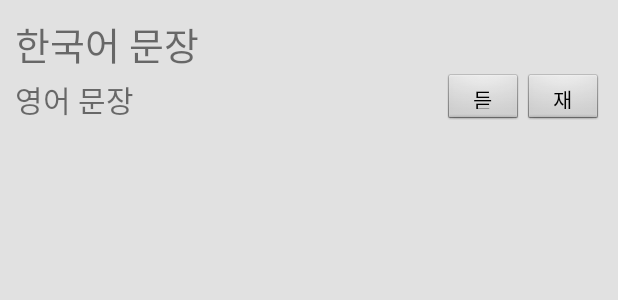
After one commit to Will-you-graduate-with-me/KorConversationApp, an Android app: the layout list_item_scrap.xml on its own in the app's theme, with its tools: preview values and no code run, on a phone screen of 412 x 824 dp. The commit adds this screen. Shown: the top 300 px of the screen. Run offline under Robolectric (Android 15) with nearby library versions, the phone set to English and light mode, and no system bars.

Commit message:
scrap, header, piechart

```diff
--- a/app/build.gradle
+++ b/app/build.gradle
@@ -17,7 +17,9 @@ android {
         }
     }
 }
-
+repositories{
+    maven {url "https://jitpack.io"}
+}
 dependencies {
     implementation fileTree(dir: 'libs', include: ['*.jar'])
     implementation 'com.android.support:design:27.1.1'
@@ -28,4 +30,5 @@ dependencies {
     androidTestImplementation 'com.android.support.test.espresso:espresso-core:3.0.2'
     implementation 'com.android.support:recyclerview-v7:28.0.0'
     implementation 'com.android.support:cardview-v7:28.0.0'
+    implementation 'com.github.PhilJay:MpAndroidChart:v3.0.2'
 }
--- /dev/null
+++ b/app/src/main/res/layout/list_item_scrap.xml
@@ -0,0 +1,48 @@
+<?xml version="1.0" encoding="utf-8"?>
+<RelativeLayout
+    xmlns:android="http://schemas.android.com/apk/res/android" android:layout_width="match_parent"
+    android:layout_height="match_parent"
+    android:orientation="vertical"
+    android:padding="10dp"
+    android:background="#e1e1e1">
+
+    <TextView
+        android:layout_width="match_parent"
+        android:layout_height="wrap_content"
+        android:text="한국어 문장"
+        android:textSize="25sp"
+        android:id="@+id/sentence_kor" />
+
+    <LinearLayout
+        android:layout_width="match_parent"
+        android:layout_height="wrap_content"
+        android:layout_below="@+id/sentence_kor">
+
+        <TextView
+            android:id="@+id/sentence_eng"
+            android:layout_width="250dp"
+            android:layout_height="wrap_content"
+            android:layout_weight="2"
+            android:text="영어 문장"
+            android:textSize="20sp"
+            android:layout_gravity="center" />
+
+        <Button
+            android:id="@+id/btn_listen"
+            android:layout_width="35dp"
+            android:layout_height="35dp"
+            android:layout_weight="1"
+            android:text="듣" />
+
+        <Button
+            android:id="@+id/btn_play"
+            android:layout_width="35dp"
+            android:layout_height="35dp"
+            android:layout_weight="1"
+            android:text="재" />
+
+
+    </LinearLayout>
+
+
+</RelativeLayout>
--- a/build.gradle
+++ b/build.gradle
@@ -9,10 +9,10 @@ buildscript {
     dependencies {
         classpath 'com.android.tools.build:gradle:3.2.0'
 
-
         // NOTE: Do not place your application dependencies here; they belong
         // in the individual module build.gradle files
     }
+
 }
 
 allprojects {
```
Also changed, not shown: app/src/main/java/com/cookandroid/korconversationapp/RecyclerScrapAdapter.java (added, +58 -0 lines), app/src/main/java/com/cookandroid/korconversationapp/RecyclerViewDataAdapter.java (+48 -14 lines), app/src/main/java/com/cookandroid/korconversationapp/ScrapDecoration.java (added, +25 -0 lines), app/src/main/java/com/cookandroid/korconversationapp/ScrapModel.java (added, +27 -0 lines), app/src/main/java/com/cookandroid/korconversationapp/drive2Fragment.java (+34 -1 lines), app/src/main/java/com/cookandroid/korconversationapp/drive3Fragment.java (+49 -1 lines), app/src/main/res/layout/drive_analysis.xml (+11 -7 lines), app/src/main/res/layout/drive_scrap.xml (+11 -5 lines).
